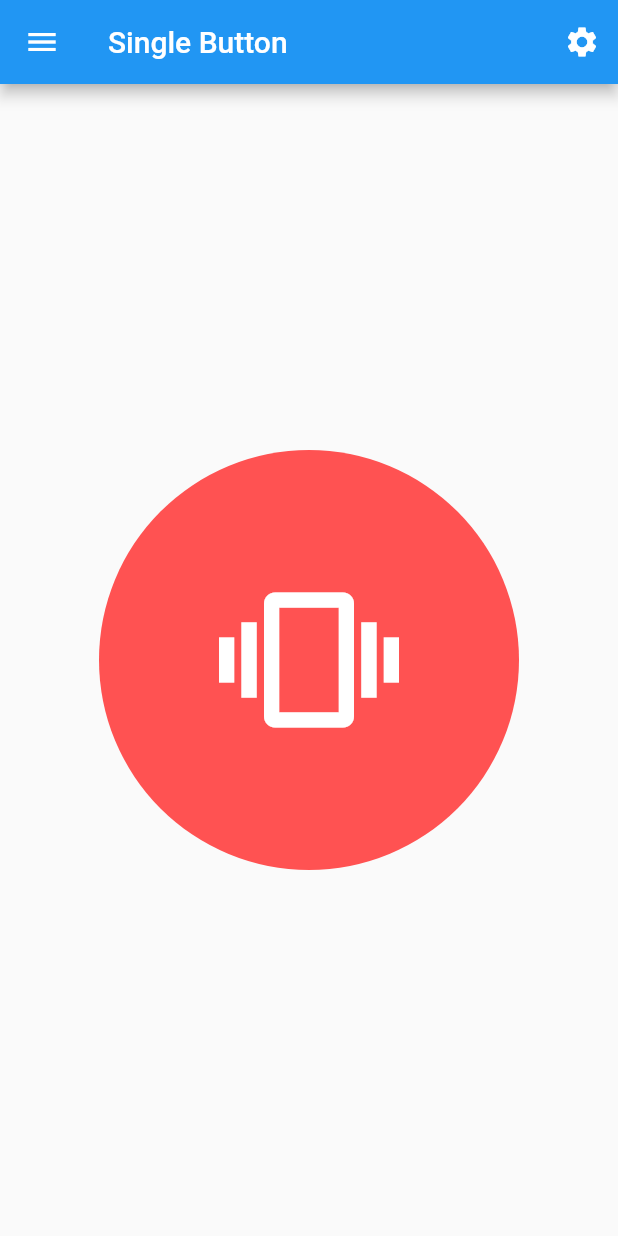
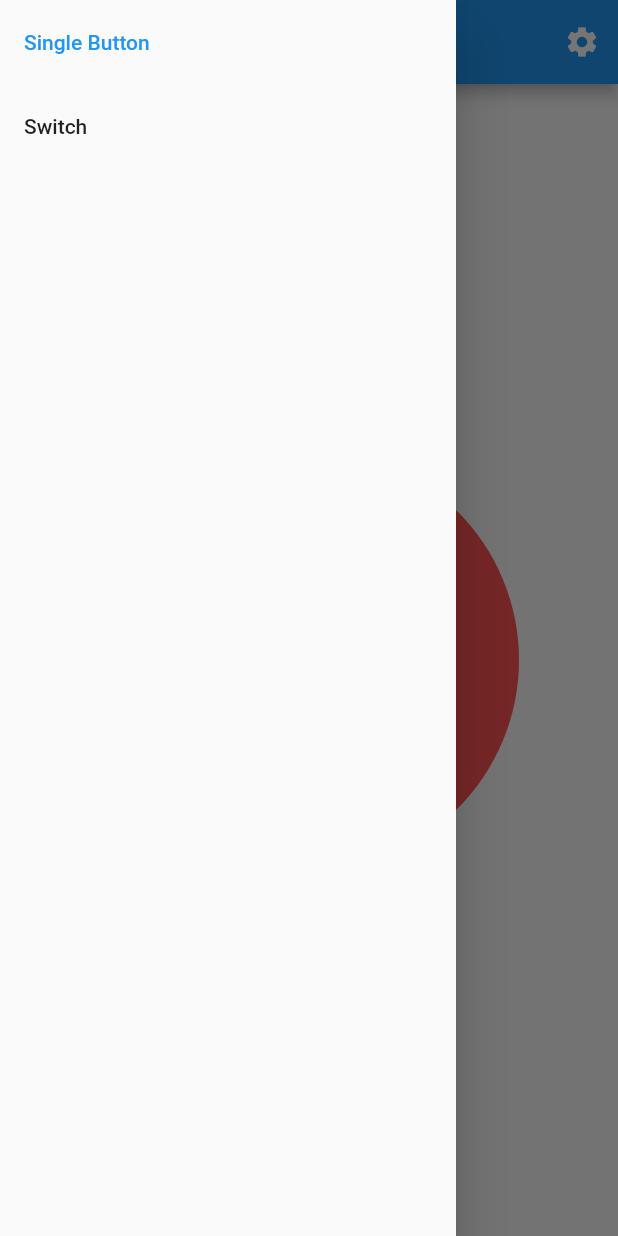
Before and after one commit to MathiasYde/fidgeter, a Flutter app: the screen it shows after launch, with the side drawer open (before the commit the screen has no drawer), on a phone screen of 412 x 824 dp. Run offline on Flutter 3.47's test engine with Material 2 defaults, Android fonts, the phone set to English and light mode, and no system bars; our stand-ins replace vibration.

Commit message:
Added drawer and multiple fidgets

```diff
--- /dev/null
+++ b/fidget_app/lib/fidgets/single_button.dart
@@ -0,0 +1,20 @@
+import 'package:flutter/material.dart';
+import 'package:vibration/vibration.dart';
+
+class SingleButtonFidget extends StatelessWidget {
+  @override
+  Widget build(BuildContext context) {
+    return Center(
+      child: Transform.scale(
+          scale: 5,
+          child: FloatingActionButton(
+            backgroundColor: Colors.redAccent,
+            elevation: 0,
+            onPressed: () {
+              Vibration.vibrate(duration: 100);
+            },
+            child: Icon(Icons.vibration),
+          )),
+    );
+  }
+}
--- /dev/null
+++ b/fidget_app/lib/fidgets/switch.dart
@@ -0,0 +1,11 @@
+import 'package:flutter/material.dart';
+import 'package:vibration/vibration.dart';
+
+class SwitchFidget extends StatelessWidget {
+  @override
+  Widget build(BuildContext context) {
+    return new Center(
+      child: new Text("Switch"),
+    );
+  }
+}
--- a/fidget_app/lib/main.dart
+++ b/fidget_app/lib/main.dart
@@ -1,5 +1,6 @@
 import 'package:flutter/material.dart';
-import 'package:vibration/vibration.dart';
+import 'package:fidget_app/fidgets/switch.dart';
+import 'package:fidget_app/fidgets/single_button.dart';
 
 void main() => runApp(MyApp());
 
@@ -11,30 +12,66 @@ class MyApp extends StatelessWidget {
       theme: ThemeData(
         primarySwatch: Colors.blue,
       ),
-      home: SingleButton(),
+      home: HomePage(),
     );
   }
 }
 
-class SingleButton extends StatefulWidget {
+class DrawerItem {
+  String title;
+  DrawerItem(this.title);
+}
+
+class HomePage extends StatefulWidget {
   final String title = "Single Button";
 
+  final fidgets = [
+    new DrawerItem("Single Button"),
+    new DrawerItem("Switch"),
+  ];
+
   @override
-  SingleButtonState createState() => SingleButtonState();
+  HomePageState createState() => HomePageState();
 }
 
-class SingleButtonState extends State<SingleButton> {
+class HomePageState extends State<HomePage> {
+  int _selectedFidget = 0;
+
+  getDrawerItemWidget(int position) {
+    switch (position) {
+      case 0:
+        return SingleButtonFidget();
+      case 1:
+        return SwitchFidget();
+
+      default:
+        return Text("Error: please notify the developer with this code #A48X");
+    }
+  }
+
+  onSelectItem(int index) {
+    setState(() => _selectedFidget = index);
+    Navigator.of(context).pop();
+  }
+
   @override
   Widget build(BuildContext context) {
+    var drawerItems = <Widget>[];
+    for (var i = 0; i < widget.fidgets.length; i++) {
+      var _fidget = widget.fidgets[i];
+      drawerItems.add(
+        new ListTile(
+          title: Text(_fidget.title),
+          selected: i == _selectedFidget,
+          onTap: () => onSelectItem(i),
+        )
+      );
+    }
+
     return SafeArea(
       child: Scaffold(
         appBar: AppBar(
-          leading: IconButton(
-            icon: Icon(Icons.menu),
-            tooltip: "Menu",
-            onPressed: (){},
-          ),
-          title: Text(widget.title),
+          title: Text(widget.fidgets[_selectedFidget].title),
           actions: <Widget>[
             IconButton(
               icon: Icon(Icons.settings),
@@ -44,15 +81,11 @@ class SingleButtonState extends State<SingleButton> {
           ],
           primary: true,
         ),
-        body: Center(
-          child: Transform.scale(
-            scale: 5,
-            child: FloatingActionButton(
-              backgroundColor: Colors.redAccent,
-              elevation: 0,
-              onPressed: () { Vibration.vibrate(duration: 100); },
-              child: Icon(Icons.vibration),
-            )
+        body: getDrawerItemWidget(_selectedFidget),
+        drawer: Drawer(
+          child: ListView(
+            padding: EdgeInsets.zero,
+            children: drawerItems,
           ),
         ),
       ),
```
